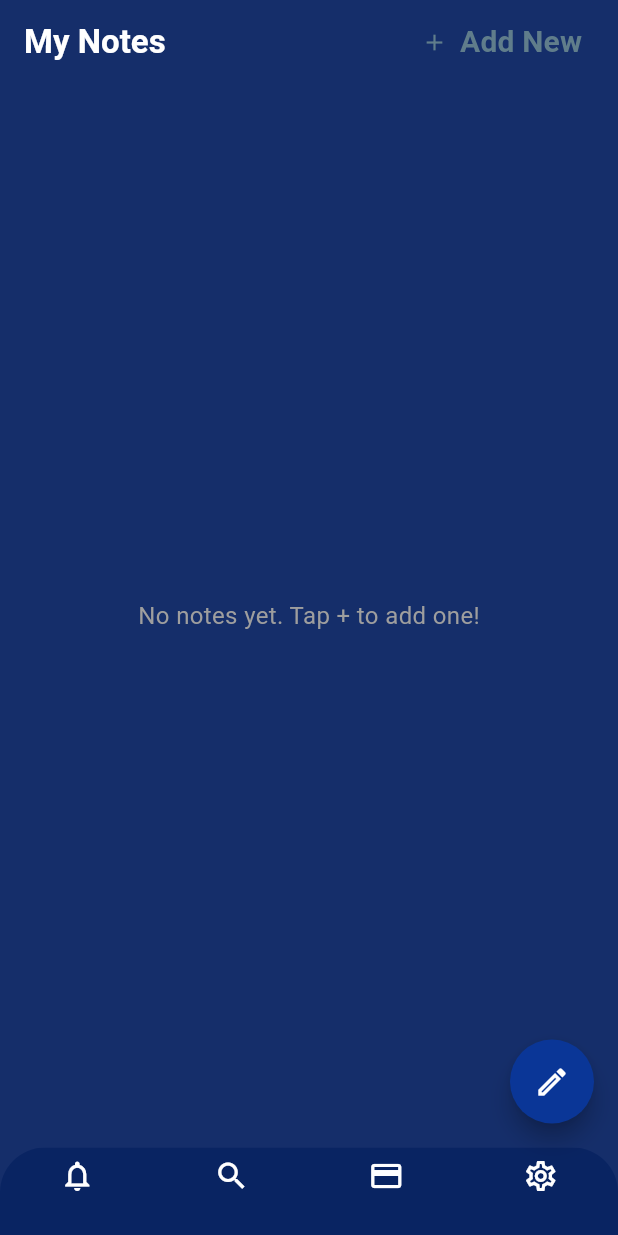
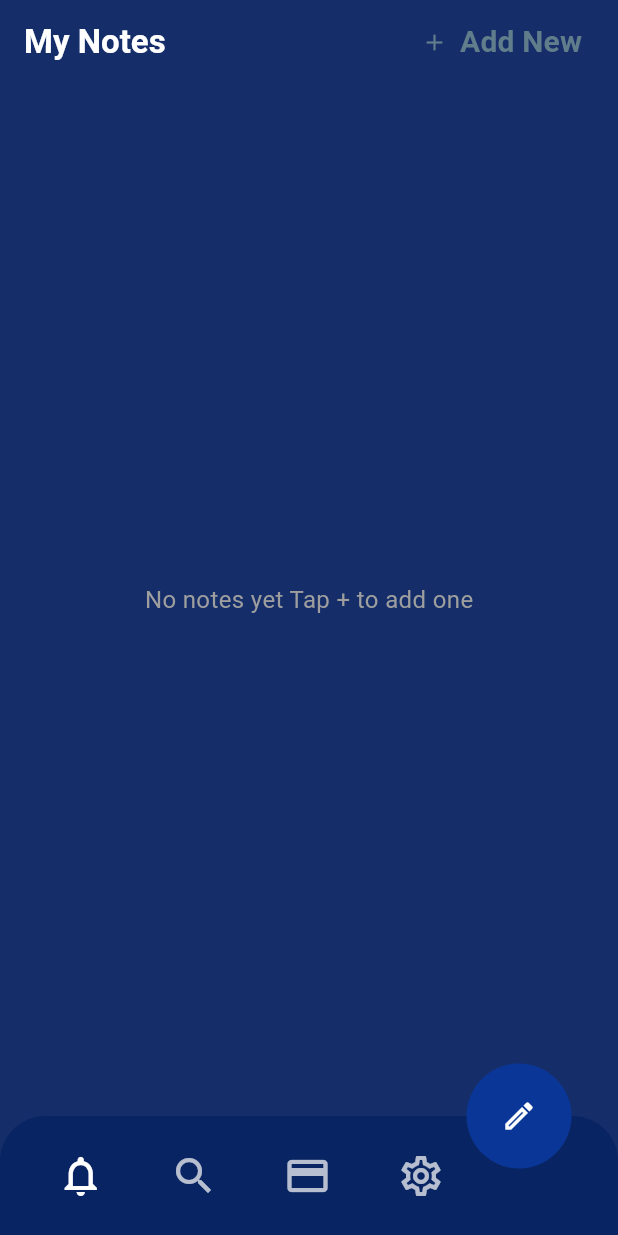
Before and after one commit to MohammdXD/note_app, a Flutter app: the screen it shows after launch, after a tap on "Skip", on a phone screen of 412 x 824 dp. Run offline on Flutter 3.47's test engine with Material 3 defaults, Android fonts, the phone set to English and light mode, and no system bars; our stand-ins replace carousel_slider, shared_preferences, sqflite; accounts and stored records are empty.

Commit message:
Add localization

```diff
--- /dev/null
+++ b/lib/Provider/locale_provider.dart
@@ -0,0 +1,26 @@
+import 'package:flutter/material.dart';
+import 'package:shared_preferences/shared_preferences.dart';
+
+class LocaleProvider with ChangeNotifier {
+  Locale _locale = const Locale('en');
+
+  Locale get locale => _locale;
+
+  LocaleProvider() {
+    _loadLocale();
+  }
+
+  Future<void> _loadLocale() async {
+    final prefs = await SharedPreferences.getInstance();
+    final code = prefs.getString('locale') ?? 'en';
+    _locale = Locale(code);
+    notifyListeners();
+  }
+
+  Future<void> setLocale(Locale newLocale) async {
+    _locale = newLocale;
+    final prefs = await SharedPreferences.getInstance();
+    await prefs.setString('locale', newLocale.languageCode);
+    notifyListeners();
+  }
+}
--- a/lib/Screens/Note_Page.dart
+++ b/lib/Screens/Note_Page.dart
@@ -2,7 +2,9 @@ import 'package:flutter/material.dart';
 import 'package:flutter_staggered_grid_view/flutter_staggered_grid_view.dart';
 import 'package:note_app/Models/note.dart';
 import 'package:note_app/Screens/detales_page_note.dart';
+import 'package:note_app/Screens/setting_page.dart';
 import 'package:note_app/Servies/DataBase_Helper.dart';
+import 'package:note_app/generated/l10n.dart';
 
 class NotePage extends StatefulWidget {
   const NotePage({super.key});
@@ -100,7 +102,7 @@ class _NotePageState extends State<NotePage> {
                           value!.isEmpty ? 'Please enter a title' : null,
                       controller: Titlecontroller,
                       decoration: InputDecoration(
-                        labelText: "Title",
+                        labelText: S.of(context).NoteTitle,
                         floatingLabelBehavior: FloatingLabelBehavior.never,
                         prefixIcon: Icon(Icons.title),
                         filled: true,
@@ -118,7 +120,7 @@ class _NotePageState extends State<NotePage> {
                       controller: Contactcontroller,
                       maxLines: 3,
                       decoration: InputDecoration(
-                        labelText: "Content",
+                        labelText: S.of(context).NoteContent,
                         floatingLabelBehavior: FloatingLabelBehavior.never,
                         prefixIcon: const Icon(Icons.notes),
                         filled: true,
@@ -140,7 +142,7 @@ class _NotePageState extends State<NotePage> {
                   _submitNote();
                 },
                 icon: Icon(Icons.add),
-                label: Text("Add Note"),
+                label: Text(S.of(context).add),
                 style: ElevatedButton.styleFrom(
                   backgroundColor: Colors.blue,
                   minimumSize: Size(double.infinity, 50),
@@ -165,8 +167,8 @@ class _NotePageState extends State<NotePage> {
         backgroundColor: Color(0xff152e6a),
         appBar: AppBar(
           automaticallyImplyLeading: false,
-          title: const Text(
-            'My Notes',
+          title: Text(
+            S.of(context).title,
             style: TextStyle(color: Colors.white, fontWeight: FontWeight.bold),
           ),
           actions: [
@@ -184,7 +186,7 @@ class _NotePageState extends State<NotePage> {
                 ),
               ),
               label: Text(
-                "Add New",
+                S.of(context).add,
                 style: TextStyle(
                   color: Colors.blueGrey,
                   fontSize: 20,
@@ -198,9 +200,9 @@ class _NotePageState extends State<NotePage> {
           backgroundColor: Color(0xff152e6a),
         ),
         body: notes.isEmpty
-            ? const Center(
+            ? Center(
                 child: Text(
-                  "No notes yet. Tap + to add one!",
+                  S.of(context).backNote,
                   style: TextStyle(fontSize: 16, color: Colors.grey),
                 ),
               )
@@ -290,52 +292,90 @@ class _NotePageState extends State<NotePage> {
                   ),
                 ],
               ),
-        floatingActionButton: FloatingActionButton(
-          shape: RoundedRectangleBorder(
-            borderRadius: BorderRadius.circular(50),
+        floatingActionButton: Padding(
+          padding: const EdgeInsets.symmetric(horizontal: 15),
+          child: Container(
+            width: 70,
+            height: 70,
+            decoration: BoxDecoration(
+              shape: BoxShape.circle,
+              color: Color(0xff0a3697),
             ),
-          backgroundColor: Color(0xff0a3697),
             child: const Icon(Icons.edit_outlined, color: Colors.white),
-          onPressed: () {},
           ),
+        ),
+        floatingActionButtonLocation: FloatingActionButtonLocation.endDocked,
 
-        bottomNavigationBar: Container(
-          color: Color(0xff152e6a),
-          child: ClipRRect(
+        bottomNavigationBar: ClipRRect(
           borderRadius: BorderRadius.only(
             topLeft: Radius.circular(30.0),
             topRight: Radius.circular(30.0),
           ),
-            child: BottomNavigationBar(
-              backgroundColor: Color(0xFF092462),
+          child: BottomAppBar(
+            color: const Color(0xFF092462),
             elevation: 0,
-              currentIndex: _selectedIndex,
-              type: BottomNavigationBarType.fixed,
-              selectedItemColor: Colors.white,
-              unselectedItemColor: Colors.white,
-              onTap: (index) {
-                setState(() {
-                  _selectedIndex = index;
-                });
+            child: Container(
+              height: 70,
+              decoration: BoxDecoration(
+                color: Color(0xFF092462),
+                borderRadius: BorderRadius.only(
+                  topLeft: Radius.circular(30),
+                  topRight: Radius.circular(30),
+                ),
+              ),
+              child: Row(
+                mainAxisAlignment: MainAxisAlignment.spaceAround,
+                children: [
+                  IconButton(
+                    icon: Icon(
+                      Icons.notifications_none_outlined,
+                      size: 32,
+                      color: _selectedIndex == 0
+                          ? Colors.white
+                          : Colors.white70,
+                    ),
+                    onPressed: () => setState(() => _selectedIndex = 0),
+                  ),
+                  IconButton(
+                    icon: Icon(
+                      Icons.search_outlined,
+                      size: 32,
+                      color: _selectedIndex == 1
+                          ? Colors.white
+                          : Colors.white70,
+                    ),
+                    onPressed: () => setState(() => _selectedIndex = 1),
+                  ),
+                  IconButton(
+                    icon: Icon(
+                      Icons.credit_card,
+                      size: 32,
+                      color: _selectedIndex == 2
+                          ? Colors.white
+                          : Colors.white70,
+                    ),
+                    onPressed: () => setState(() => _selectedIndex = 2),
+                  ),
+                  IconButton(
+                    icon: Icon(
+                      Icons.settings_outlined,
+                      size: 32,
+                      color: _selectedIndex == 3
+                          ? Colors.white
+                          : Colors.white70,
+                    ),
+                    onPressed: () {
+                      setState(() => _selectedIndex = 0);
+                      Navigator.push(
+                        context,
+                        MaterialPageRoute(builder: (context) => SettingsPage()),
+                      );
                     },
-              items: [
-                BottomNavigationBarItem(
-                  icon: Icon(Icons.notifications_none_outlined),
-                  label: "",
                   ),
-                BottomNavigationBarItem(
-                  icon: Icon(Icons.search_outlined),
-                  label: "",
+
+                  SizedBox(width: 50),
+                ],
               ),
-                BottomNavigationBarItem(
-                  icon: Icon(Icons.credit_card),
-                  label: "",
-                ),
-                BottomNavigationBarItem(
-                  icon: Icon(Icons.settings_outlined),
-                  label: "",
-                ),
-              ],
             ),
           ),
         ),
--- a/lib/Screens/detales_page_note.dart
+++ b/lib/Screens/detales_page_note.dart
@@ -1,5 +1,6 @@
 import 'package:flutter/material.dart';
 import 'package:note_app/Models/note.dart';
+import 'package:note_app/generated/l10n.dart';
 
 class DetalesPageNote extends StatelessWidget {
   const DetalesPageNote({super.key});
@@ -26,7 +27,7 @@ class DetalesPageNote extends StatelessWidget {
         title: Padding(
           padding: const EdgeInsets.symmetric(horizontal: 70),
           child: Text(
-            "Note Details",
+            S.of(context).titleDetails,
             style: TextStyle(color: Colors.white, fontWeight: FontWeight.bold),
           ),
         ),
--- a/lib/Screens/welcom_page.dart
+++ b/lib/Screens/welcom_page.dart
@@ -1,9 +1,10 @@
 import 'package:carousel_slider/carousel_slider.dart';
 import 'package:flutter/material.dart';
+import 'package:note_app/generated/l10n.dart';
 import 'package:note_app/main.dart';
 
 class WelcomPage extends StatefulWidget {
-  const WelcomPage({super.key});
+  WelcomPage({super.key});
 
   @override
   State<WelcomPage> createState() => _WelcomPageState();
@@ -12,114 +13,215 @@ class WelcomPage extends StatefulWidget {
 class _WelcomPageState extends State<WelcomPage> {
   int _currentIndex = 0;
 
+  final CarouselSliderController _carouselController =
+      CarouselSliderController();
+
+  final List<String> images = [
+    "assest/images/8844617c76d94c9886878ed0d7cc.png",
+    "assest/images/360_F_463749911_s9Pq4Lki9zJTviKI4YhVnjVlH70VetAC.png",
+    "assest/images/ac7bed97333277.5ec2cda43f20f.png",
+    "assest/images/moushen.png",
+  ];
+
+  // Remove late final and initialize in build method instead
+  List<List<String>> getSlideContent(BuildContext context) {
+    return [
+      [S.of(context).title_splash1, S.of(context).description_splash1],
+      [S.of(context).title_splash2, S.of(context).description_splash2],
+      [S.of(context).title_splash3, S.of(context).description_splash3],
+      [S.of(context).title_splash4, S.of(context).description_splash4],
+    ];
+  }
+
+  final List<List<Color>> gradients = [
+    [Color(0xff151747), Color(0xff6d72c3)],
+    [Color(0xffcd9cee), Color(0xffe9d1f5)],
+    [Color(0xffc7c6d3), Color(0xffa6bffb)],
+    [Color(0xffebe8e7), Color(0xffdf4f52)],
+  ];
+
+  @override
+  void initState() {
+    super.initState();
+    WidgetsBinding.instance.addPostFrameCallback((_) {
+      for (final img in images) {
+        precacheImage(AssetImage(img), context);
+      }
+    });
+  }
+
   @override
   Widget build(BuildContext context) {
+    // Get the translated content inside build method where context is available
+    final slideContent = getSlideContent(context);
+
     return Scaffold(
-      backgroundColor: Color(0xff06185a),
-      appBar: AppBar(
-        backgroundColor: Color(0xff06185a),
-        actions: [
-          ElevatedButton(
-            style: ButtonStyle(
-              backgroundColor: MaterialStateProperty.all<Color>(
-                Color(0xff06185a),
+      body: AnimatedContainer(
+        duration: Duration(milliseconds: 600),
+        curve: Curves.easeInOut,
+        decoration: BoxDecoration(
+          gradient: LinearGradient(
+            colors: gradients[_currentIndex],
+            begin: Alignment.topLeft,
+            end: Alignment.bottomRight,
           ),
-              shape: MaterialStateProperty.all<LinearBorder>(LinearBorder.none),
-              elevation: MaterialStateProperty.all<double>(0),
-              shadowColor: MaterialStateProperty.all<Color>(Colors.transparent),
         ),
-            onPressed: () {
-              Navigator.pushNamed(context, Routes.note);
-            },
+        child: Column(
+          children: [
+            Padding(
+              padding: EdgeInsets.symmetric(horizontal: 16, vertical: 12),
+              child: Row(
+                mainAxisAlignment: MainAxisAlignment.end,
+                children: [
+                  TextButton(
+                    onPressed: () => Navigator.pushNamed(context, Routes.note),
                     child: Text(
-              "Skip",
+                      S.of(context).Skip,
                       style: TextStyle(
                         color: Colors.white,
-                fontSize: 26,
+                        fontSize: 22,
                         fontWeight: FontWeight.bold,
                       ),
                     ),
                   ),
                 ],
               ),
+            ),
 
-      body: Column(
-        children: [
-          SizedBox(height: 200),
-          CarouselSlider(
+            SizedBox(height: 80),
+
+            Expanded(
+              child: CarouselSlider.builder(
+                carouselController: _carouselController,
+                itemCount: images.length,
                 options: CarouselOptions(
+                  height: 350,
                   autoPlay: true,
-              autoPlayAnimationDuration: Duration(seconds: 2),
                   enableInfiniteScroll: false,
-              pauseAutoPlayOnManualNavigate: false,
+                  enlargeCenterPage: true,
+                  viewportFraction: 0.8,
                   onPageChanged: (index, reason) {
-                setState(() {
-                  _currentIndex = index;
-                });
+                    setState(() => _currentIndex = index);
                   },
                 ),
-            items: [
-              Image.network(
-                "https://encrypted-tbn0.gstatic.com/images?q=tbn:ANd9GcRsPk8G63Kbydbx0nUNPL5OUMRjNW9P_eSzhA&s",
-                width: 250,
-                height: 300,
-              ),
-              Image.network(
-                "https://encrypted-tbn0.gstatic.com/images?q=tbn:ANd9GcQ4aTVbJ7eEVPQRnFzcoFBNmRe3kuJvhBxNcg&s",
-                width: 250,
-                height: 300,
-              ),
-              Image.network(
-                "https://encrypted-tbn0.gstatic.com/images?q=tbn:ANd9GcS9iFrP7ng2rgFfYQdT-tOxvUS40Wyy2MQS8A&s",
-                width: 250,
-                height: 300,
+                itemBuilder: (context, index, realIndex) {
+                  return Container(
+                    margin: EdgeInsets.symmetric(horizontal: 8),
+                    decoration: BoxDecoration(
+                      borderRadius: BorderRadius.circular(30),
+                      boxShadow: [
+                        BoxShadow(
+                          color: Colors.black26,
+                          blurRadius: 15,
+                          offset: Offset(0, 10),
                         ),
                       ],
                     ),
-          SizedBox(height: 250),
+                    child: ClipRRect(
+                      borderRadius: BorderRadius.circular(30),
+                      child: Image.asset(
+                        images[index],
+                        fit: BoxFit.cover,
+                        width: double.infinity,
+                      ),
+                    ),
+                  );
+                },
+              ),
+            ),
+
+            Padding(
+              padding: EdgeInsets.symmetric(horizontal: 24.0, vertical: 16),
+              child: Column(
+                children: [
+                  Text(
+                    slideContent[_currentIndex].first,
+                    style: TextStyle(
+                      color: Colors.white,
+                      fontSize: 20,
+                      fontWeight: FontWeight.bold,
+                    ),
+                  ),
+
+                  Text(
+                    slideContent[_currentIndex].last,
+                    maxLines: 2,
+                    style: TextStyle(
+                      color: Colors.white,
+                      fontSize: 16,
+                      fontWeight: FontWeight.bold,
+                    ),
+                    textAlign: TextAlign.center,
+                  ),
+                ],
+              ),
+            ),
+
+            SizedBox(height: 60),
+
+            Padding(
+              padding: EdgeInsets.symmetric(horizontal: 24.0),
+              child: Row(
+                mainAxisAlignment: MainAxisAlignment.spaceBetween,
+                children: [
+                  SizedBox(width: 80),
                   Row(
-            children: [
-              SizedBox(width: 170),
-              Row(
-                mainAxisAlignment: MainAxisAlignment.center,
                     children: List.generate(
-                  3,
+                      images.length,
                       (index) => AnimatedContainer(
-                    duration: Duration(milliseconds: 500),
+                        duration: Duration(milliseconds: 400),
                         margin: EdgeInsets.symmetric(horizontal: 4),
                         width: _currentIndex == index ? 20 : 10,
                         height: 10,
                         decoration: BoxDecoration(
-                      borderRadius: BorderRadius.circular(5),
                           color: _currentIndex == index
                               ? Colors.white
-                          : Colors.grey,
+                              : Colors.white54,
+                          borderRadius: BorderRadius.circular(5),
                         ),
                       ),
                     ),
                   ),
-              SizedBox(width: 45),
-              SizedBox(
-                height: 40,
-                width: 100,
 
-                child: ElevatedButton(
+                  ElevatedButton(
                     onPressed: () {
+                      if (_currentIndex < images.length - 1) {
+                        _carouselController.nextPage(
+                          duration: Duration(milliseconds: 500),
+                          curve: Curves.easeInOut,
+                        );
+                      } else {
                         Navigator.pushNamed(context, Routes.note);
+                      }
                     },
-                  child: Text("Next", style: TextStyle(fontSize: 18)),
                     style: ElevatedButton.styleFrom(
-                    backgroundColor: Color(0xff0a3697),
-                    foregroundColor: Colors.white,
+                      backgroundColor: Colors.white,
+                      foregroundColor: gradients[_currentIndex].last,
                       shape: RoundedRectangleBorder(
                         borderRadius: BorderRadius.circular(14),
                       ),
+                      padding: EdgeInsets.symmetric(
+                        horizontal: 24,
+                        vertical: 12,
                       ),
+                      textStyle: TextStyle(
+                        fontSize: 18,
+                        fontWeight: FontWeight.bold,
+                      ),
+                    ),
+                    child: Text(
+                      _currentIndex == images.length - 1
+                          ? S.of(context).Start
+                          : S.of(context).Next,
                     ),
                   ),
                 ],
               ),
+            ),
+
+            SizedBox(height: 40),
           ],
+        ),
       ),
     );
   }
--- a/lib/main.dart
+++ b/lib/main.dart
@@ -1,12 +1,19 @@
 import 'package:flutter/material.dart';
 import 'package:flutter_localizations/flutter_localizations.dart';
+import 'package:note_app/Provider/locale_provider.dart';
 import 'package:note_app/Screens/Note_Page.dart';
 import 'package:note_app/Screens/detales_page_note.dart';
 import 'package:note_app/Screens/welcom_page.dart';
 import 'package:note_app/generated/l10n.dart';
+import 'package:provider/provider.dart';
 
 void main() {
-  runApp(MyApp());
+  runApp(
+    ChangeNotifierProvider(
+      create: (_) => LocaleProvider(),
+      child: const MyApp(),
+    ),
+  );
 }
 
 class Routes {
@@ -20,7 +27,9 @@ class MyApp extends StatelessWidget {
 
   @override
   Widget build(BuildContext context) {
+    final localeProvider = Provider.of<LocaleProvider>(context);
     return MaterialApp(
+      locale: localeProvider.locale,
       localizationsDelegates: [
         S.delegate,
         GlobalMaterialLocalizations.delegate,
@@ -37,7 +46,7 @@ class MyApp extends StatelessWidget {
         Routes.detales_page_note: (context) => DetalesPageNote(),
         Routes.note: (context) => NotePage(),
       },
-      home: WelcomPage(),
+      home: SafeArea(child: WelcomPage()),
     );
   }
 }
--- a/pubspec.yaml
+++ b/pubspec.yaml
@@ -39,6 +39,8 @@ dependencies:
     sdk: flutter
   flutter_staggered_grid_view: ^0.7.0
   carousel_slider: ^5.1.1
+  shared_preferences: ^2.5.3
+  provider: ^6.1.5+1
 
 dev_dependencies:
   flutter_test:
@@ -60,8 +62,8 @@ flutter:
   # the material Icons class.
   uses-material-design: true
   # To add assets to your application, add an assets section, like this:
-  # assets:
-  #   - images/a_dot_burr.jpeg
+  assets:
+    - assest/images/
   #   - images/a_dot_ham.jpeg
   # An image asset can refer to one or more resolution-specific "variants", see
   # https://flutter.dev/to/resolution-aware-images
```
Also changed, not shown: lib/Screens/setting_page.dart (added, +67 -0 lines), lib/l10n/intl_ar.arb (+22 -1 lines), lib/l10n/intl_en.arb (+22 -1 lines), assest/images/360_F_463749911_s9Pq4Lki9zJTviKI4YhVnjVlH70VetAC.png (added), assest/images/8844617c76d94c9886878ed0d7cc.png (added), assest/images/ac7bed97333277.5ec2cda43f20f.png (added), assest/images/moushen.png (added), lib/generated/intl/messages_ar.dart, lib/generated/intl/messages_en.dart, lib/generated/l10n.dart, pubspec.lock, 1 other file. Lines whose indentation alone changed are shown as unchanged.
